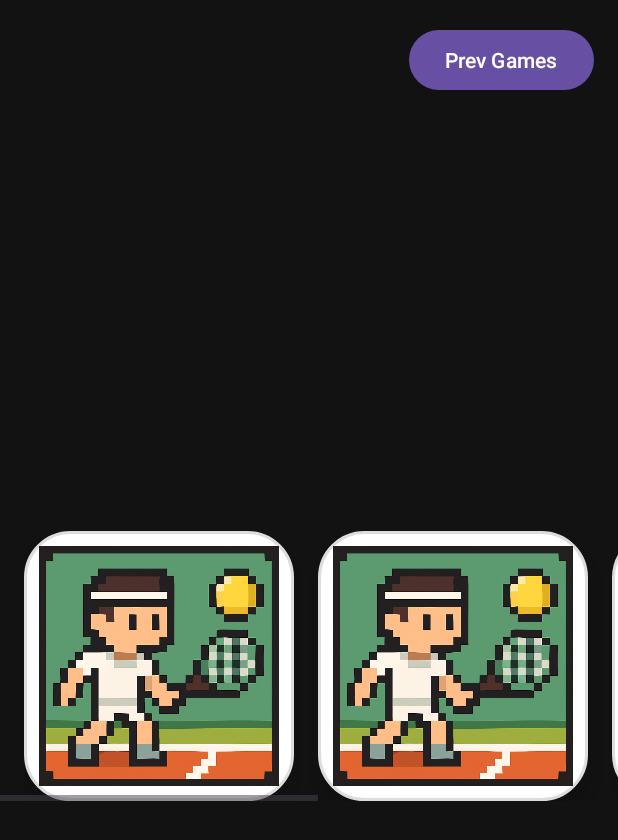
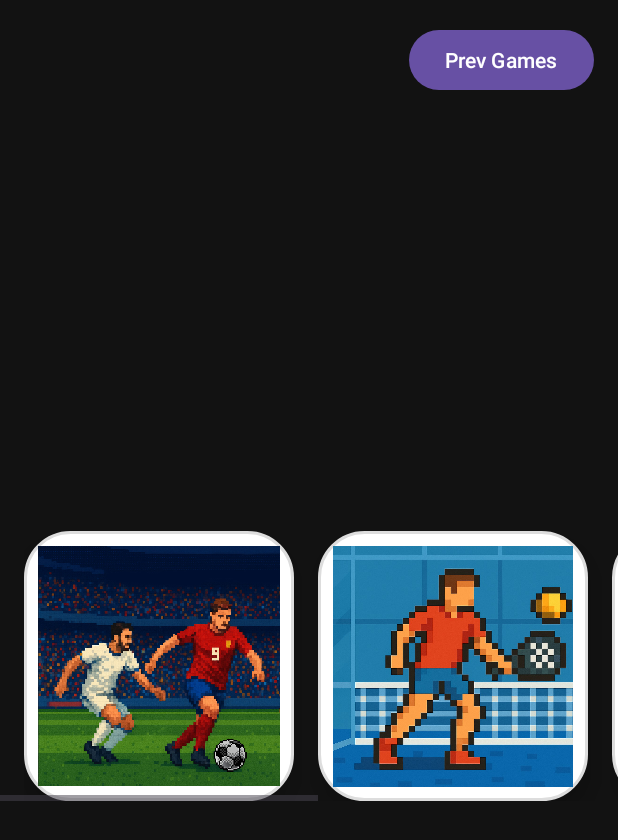
Before and after one commit to IF-Enterprise/Points-Counter, an Android app: the layout activity_main.xml on its own in the app's theme, with its tools: preview values and no code run, on a phone screen of 412 x 824 dp. Shown: the top 840 px of the screen. Run offline under Robolectric (Android 15) with nearby library versions, the phone set to English and light mode, and no system bars; network calls fail.

Commit message:
distribution buttons imagebtn new

```diff
--- a/app/src/main/java/app/point_counter/ui/MainActivity.kt
+++ b/app/src/main/java/app/point_counter/ui/MainActivity.kt
@@ -72,17 +72,17 @@ open class MainActivity : AppCompatActivity() {
 
         // PADEL
         imBtnPadel = findViewById(R.id.my_image_btn_padel)
-        imBtnTennis.setOnClickListener { v ->
+        imBtnPadel.setOnClickListener { v ->
             animateClickBounce(v)
             setupHoverEffect(v)
 
-            val settingsDialog = SettingsDialog.newInstance("tennis")
+            val settingsDialog = SettingsDialog.newInstance("padel")
             settingsDialog.show(supportFragmentManager, "SettingsDialog")
         }
 
         //FOOTBALL
         imBtnFootball = findViewById(R.id.my_image_btn_football)
-        imBtnTennis.setOnClickListener { v ->
+        imBtnFootball.setOnClickListener { v ->
             animateClickBounce(v)
             setupHoverEffect(v)
 
--- a/app/src/main/java/app/point_counter/ui/ScoreboardActivity.kt
+++ b/app/src/main/java/app/point_counter/ui/ScoreboardActivity.kt
@@ -15,6 +15,7 @@ import androidx.lifecycle.lifecycleScope
 import app.point_counter.R
 import app.point_counter.data.sports.PingPong
 import app.point_counter.data.sports.Tennis
+import app.point_counter.data.sports.Padel
 import com.yourpackage.utils.VoskHelper
 import kotlinx.coroutines.Dispatchers
 import kotlinx.coroutines.launch
@@ -61,6 +62,8 @@ open class ScoreboardActivity : MainActivity() {
         }else if(sportType == "tennis"){
             scoreManager.setSport(Tennis())
             //val gamesToWin = intent.getIntExtra("games", 0)
+        }else if(sportType== "padel"){
+            scoreManager.setSport(Padel())
         }
 
         setContentView(R.layout.activity_scoreboard2)
--- a/app/src/main/res/layout/activity_main.xml
+++ b/app/src/main/res/layout/activity_main.xml
@@ -19,16 +19,18 @@
         android:layout_marginEnd="16dp" />
 
     <HorizontalScrollView
-        android:layout_width="match_parent"
+        android:id="@+id/horizontal_scroll"
+        android:layout_width="0dp"
         android:layout_height="wrap_content"
         android:background="#121212"
+        android:paddingVertical="40dp"
         app:layout_constraintTop_toBottomOf="@id/button_games"
-        app:layout_constraintBottom_toBottomOf="parent"
         app:layout_constraintStart_toStartOf="parent"
         app:layout_constraintEnd_toEndOf="parent"
-        android:paddingVertical="40dp">
+        app:layout_constraintBottom_toBottomOf="parent">
 
         <LinearLayout
+            android:id="@+id/scroll_container"
             android:layout_width="wrap_content"
             android:layout_height="wrap_content"
             android:orientation="horizontal"
@@ -39,10 +41,11 @@
                 android:layout_width="180dp"
                 android:layout_height="180dp"
                 android:background="@drawable/rounded_button_bg"
+                android:contentDescription="Botón de fútbol"
                 android:elevation="10dp"
                 android:padding="10dp"
                 android:scaleType="centerCrop"
-                android:src="@mipmap/tennis"
+                android:src="@mipmap/football"
                 android:layout_marginEnd="16dp" />
 
             <ImageButton
@@ -50,10 +53,11 @@
                 android:layout_width="180dp"
                 android:layout_height="180dp"
                 android:background="@drawable/rounded_button_bg"
+                android:contentDescription="Botón de pádel"
                 android:elevation="10dp"
                 android:padding="10dp"
                 android:scaleType="centerCrop"
-                android:src="@mipmap/tennis"
+                android:src="@mipmap/padel"
                 android:layout_marginEnd="16dp" />
 
             <ImageButton
@@ -61,6 +65,7 @@
                 android:layout_width="180dp"
                 android:layout_height="180dp"
                 android:background="@drawable/rounded_button_bg"
+                android:contentDescription="Botón de tenis"
                 android:elevation="10dp"
                 android:padding="10dp"
                 android:scaleType="centerCrop"
@@ -72,6 +77,7 @@
                 android:layout_width="180dp"
                 android:layout_height="180dp"
                 android:background="@drawable/rounded_button_bg"
+                android:contentDescription="Botón de ping pong"
                 android:elevation="10dp"
                 android:padding="10dp"
                 android:scaleType="centerCrop"
```
Also changed, not shown: app/src/main/res/mipmap-hdpi/football.jpg (added).
